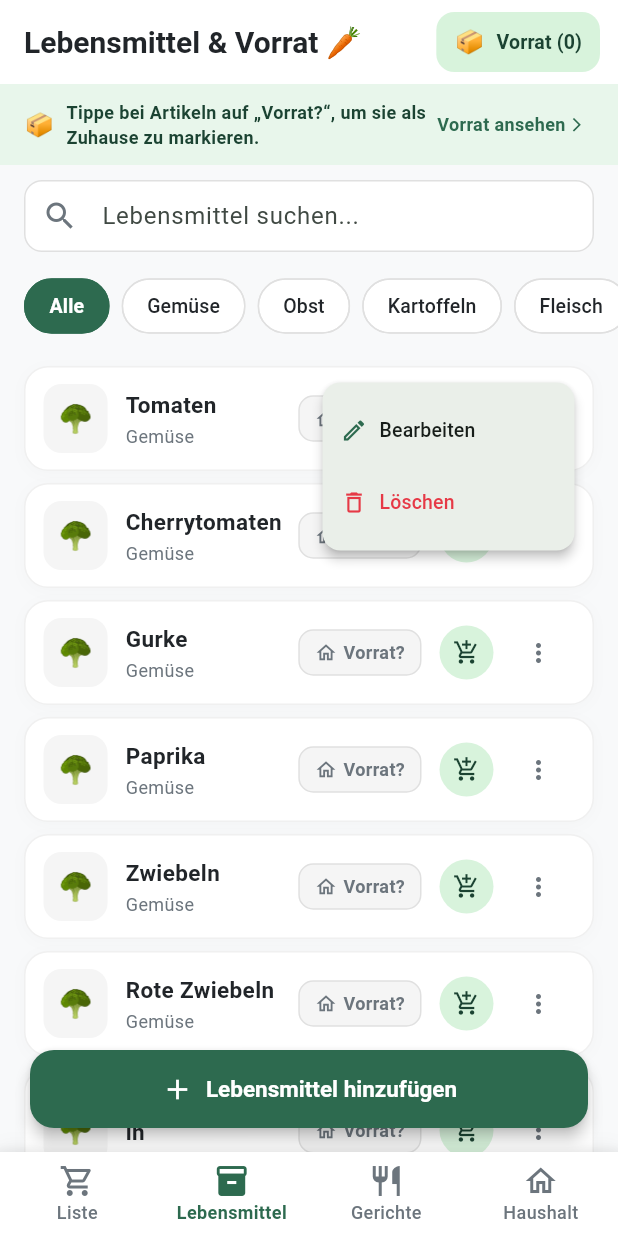
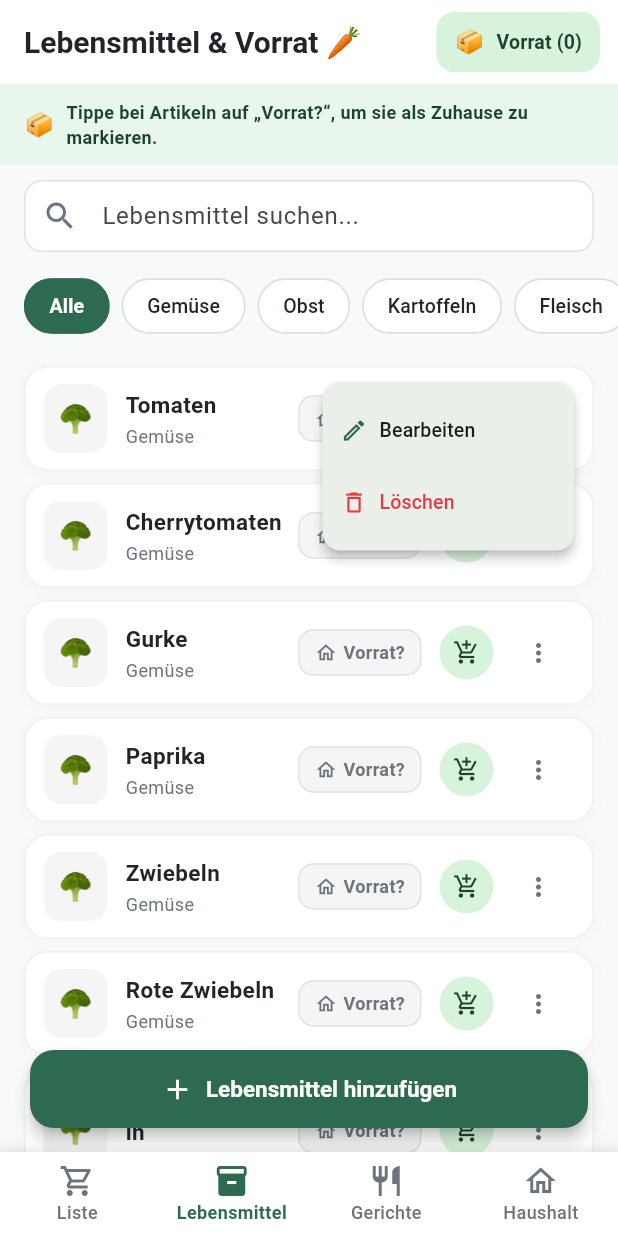
Before and after one commit to x4rinia/Dino_food, a Flutter app: the screen it shows after launch, item 2 of the bottom bar chosen, after a tap on the "more vert" icon, on a phone screen of 412 x 824 dp. Run offline on Flutter 3.47's test engine with Material 3 defaults, Android fonts, the phone set to English and light mode, and no system bars; our stand-ins replace flutter_dotenv, image_picker, supabase_flutter; accounts and stored records are empty.

Commit message:
fix: make Supabase dish load errors visible and remove duplicate Vorrat link

```diff
--- a/lib/screens/dishes/dishes_screen.dart
+++ b/lib/screens/dishes/dishes_screen.dart
@@ -713,6 +713,20 @@ class _DishesScreenState extends State<DishesScreen> {
     StockProvider stockProvider,
     Map<String, String> foodMap,
   ) {
+    if (dishProvider.errorMessage != null && dishProvider.dishes.isEmpty) {
+      final householdProvider = Provider.of<HouseholdProvider>(context, listen: false);
+      return EmptyState(
+        emoji: '⚠️',
+        title: 'Fehler beim Laden',
+        message: 'Die Gerichte konnten nicht geladen werden: ${dishProvider.errorMessage}',
+        actionLabel: 'Erneut versuchen',
+        onAction: () {
+          final hhId = householdProvider.currentHousehold?.id;
+          if (hhId != null) dishProvider.loadDishes(hhId);
+        },
+      );
+    }
+
     if (dishProvider.dishes.isEmpty) {
       return EmptyState(
         emoji: '🍝',
--- a/lib/screens/foods/foods_screen.dart
+++ b/lib/screens/foods/foods_screen.dart
@@ -82,7 +82,7 @@ class _FoodsScreenState extends State<FoodsScreen> {
       ),
       body: Column(
         children: [
-          // Info banner with link to stock overview
+          // Info banner
           Container(
             padding: const EdgeInsets.symmetric(horizontal: 16, vertical: 10),
             color: AppTheme.primarySoft.withValues(alpha: 0.5),
@@ -96,29 +96,6 @@ class _FoodsScreenState extends State<FoodsScreen> {
                         ? 'Tippe bei Artikeln auf „Vorrat?“, um sie als Zuhause zu markieren.'
                         : '${stockProvider.inStockFoodIds.length} Artikel im Vorrat',
                     style: const TextStyle(fontSize: 12, color: AppTheme.primaryDark, fontWeight: FontWeight.w600),
-                  ),
-                ),
-                InkWell(
-                  onTap: () {
-                    Navigator.push(
-                      context,
-                      MaterialPageRoute(builder: (_) => const StockScreen()),
-                    );
-                  },
-                  borderRadius: BorderRadius.circular(8),
-                  child: const Padding(
-                    padding: EdgeInsets.symmetric(horizontal: 6, vertical: 2),
-                    child: Row(
-                      mainAxisSize: MainAxisSize.min,
-                      children: [
-                        Text(
-                          'Vorrat ansehen',
-                          style: TextStyle(fontSize: 12, color: AppTheme.primaryGreen, fontWeight: FontWeight.w700),
-                        ),
-                        SizedBox(width: 2),
-                        Icon(Icons.arrow_forward_ios, size: 11, color: AppTheme.primaryGreen),
-                      ],
-                    ),
                   ),
                 ),
               ],
--- a/lib/services/dish_service.dart
+++ b/lib/services/dish_service.dart
@@ -337,9 +337,9 @@ class DishService {
       }).toList();
 
       return list;
-    } catch (e) {
-      debugPrint('Error fetching dishes: $e');
-      return [];
+    } catch (e, stackTrace) {
+      debugPrint('CRITICAL: Error fetching dishes for household "$householdId": $e\n$stackTrace');
+      rethrow;
     }
   }
 
```
